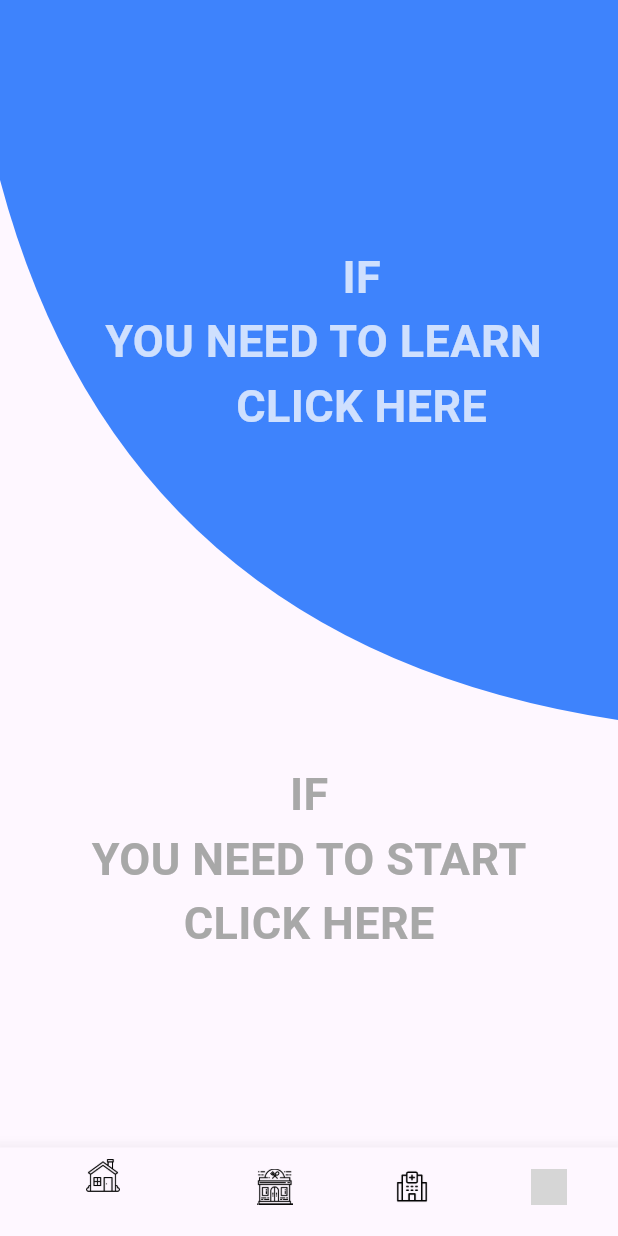
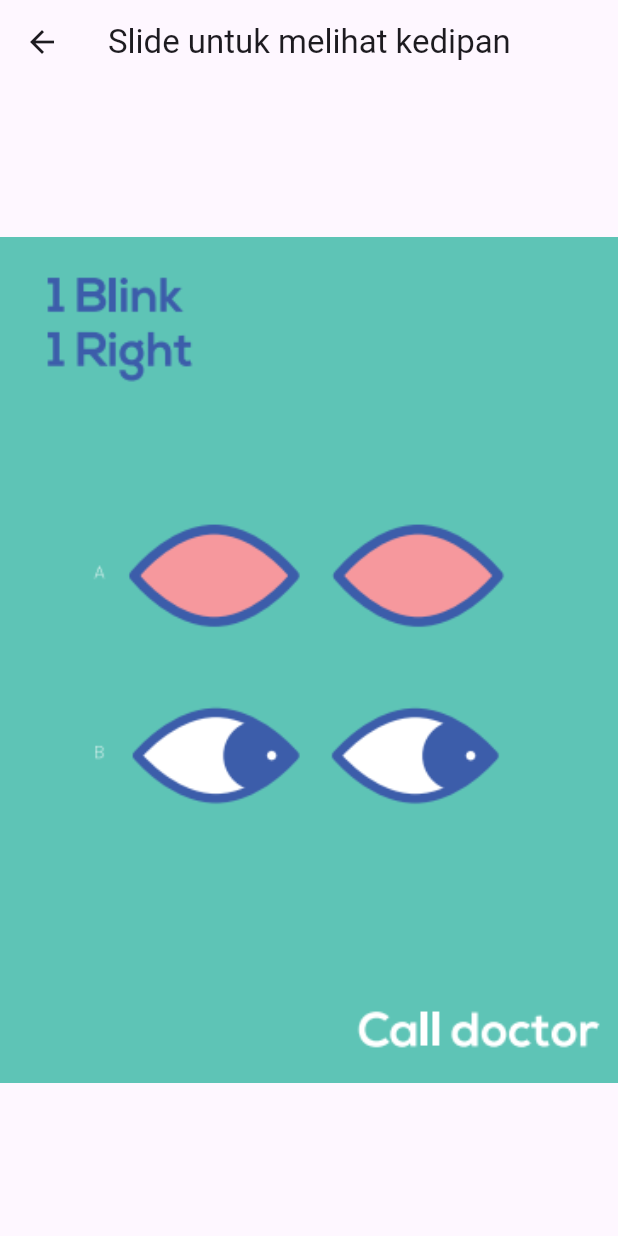
Before and after one commit to muhith-dev/blink-talk, a Flutter app: the HomeView screen opened by its route, after a tap on "IF", on a phone screen of 412 x 824 dp. Run offline on Flutter 3.47's test engine with Material 3 defaults, Android fonts, the phone set to English and light mode, and no system bars; drawn by our look-alikes of carousel_slider; our stand-ins replace camera, get, google_fonts, lottie, stream_channel; grey boxes are pictures that could not be loaded.

Commit message:
slicing learn screen

```diff
--- a/lib/app/modules/home/views/home_view.dart
+++ b/lib/app/modules/home/views/home_view.dart
@@ -1,3 +1,4 @@
+import 'package:blink_talk/app/modules/learn/learn_1.dart';
 import 'package:flutter/material.dart';
 import 'package:get/get.dart';
 
@@ -20,7 +21,9 @@ class HomeView extends GetView<HomeController> {
                 child: Padding(
                   padding: EdgeInsets.only(left: 70.0),
                   child: InkWell(
-                    onTap: () {},
+                    onTap: () {
+                      Get.to(Learn1());
+                    },
                     child: Padding(
                       padding: const EdgeInsets.only(bottom: 25.0),
                       child: Column(
--- /dev/null
+++ b/lib/app/modules/learn/learn_1.dart
@@ -0,0 +1,47 @@
+import 'package:carousel_slider/carousel_slider.dart';
+import 'package:flutter/material.dart';
+
+class Learn1 extends StatelessWidget {
+  final List<String> imgList = [
+    'assets/images/learn/call doctor.png',
+    'assets/images/learn/call son.png',
+    'assets/images/learn/eating.png',
+    'assets/images/learn/i am not okay.png',
+  ];
+
+  Learn1({super.key});
+
+  @override
+  Widget build(BuildContext context) {
+    return Scaffold(
+      appBar: AppBar(title: Text('Slide untuk melihat kedipan')),
+      body: Builder(
+        builder: (context) {
+          final double height = MediaQuery.of(context).size.height;
+          return CarouselSlider(
+            options: CarouselOptions(
+              height: height,
+              viewportFraction: 1.0,
+              enlargeCenterPage: false,
+              // autoPlay: false,
+            ),
+            items:
+                imgList
+                    .map(
+                      (item) => Container(
+                        child: Center(
+                          child: Image.asset(
+                            item,
+                            fit: BoxFit.contain,
+                            height: height,
+                          ),
+                        ),
+                      ),
+                    )
+                    .toList(),
+          );
+        },
+      ),
+    );
+  }
+}
--- a/lib/app/routes/app_pages.dart
+++ b/lib/app/routes/app_pages.dart
@@ -18,8 +18,7 @@ part 'app_routes.dart';
 class AppPages {
   AppPages._();
 
-  // static const INITIAL = Routes.ONBOARDING;
-  static const INITIAL = Routes.LOGIN;
+  static const INITIAL = Routes.ONBOARDING;
 
   static final routes = [
     GetPage(
```
Also changed, not shown: pubspec.yaml (+21 -0 lines), assets/images/learn/call doctor.png (added), assets/images/learn/call son.png (added), assets/images/learn/eating.png (added), assets/images/learn/i am not okay.png (added), pubspec.lock, 43 other files.
